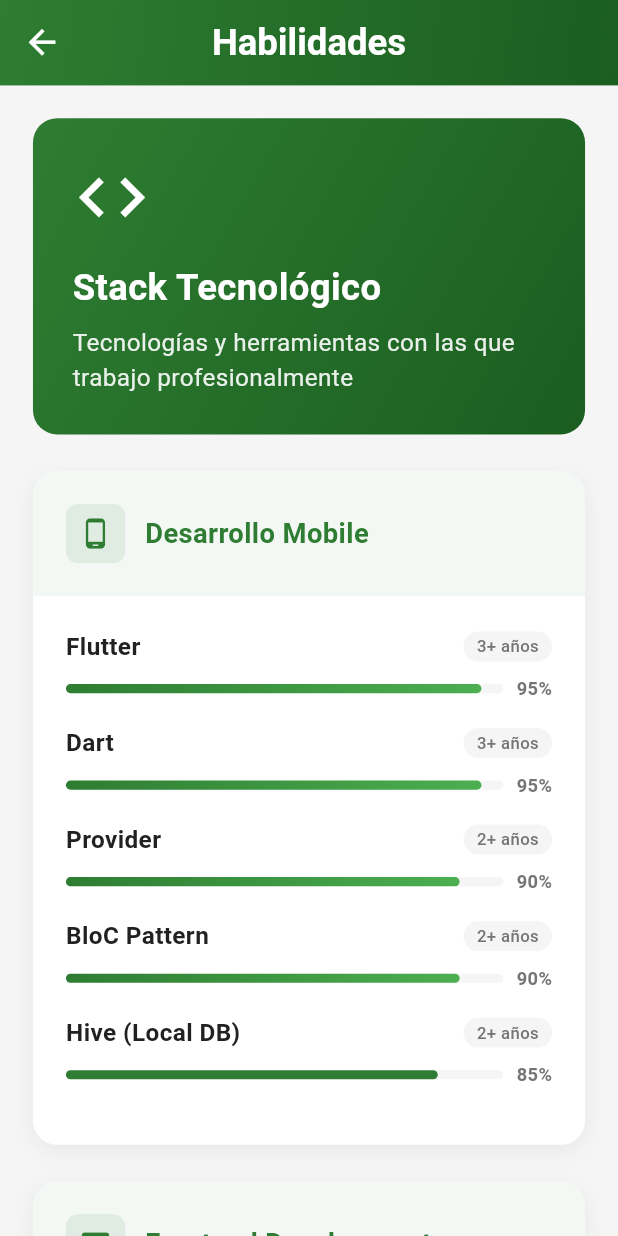
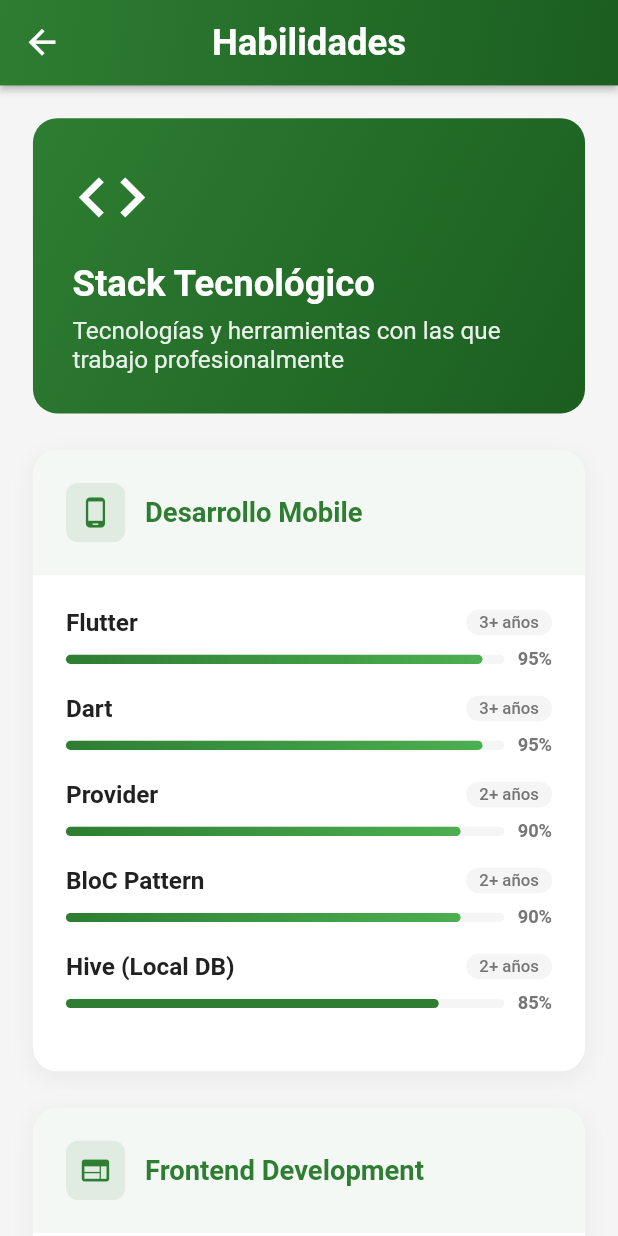
Before and after one commit to Wiirriis/flutter-portfolio, a Flutter app: the screen it shows after launch, after a tap on "Habilidades", on a phone screen of 412 x 824 dp. Run offline on Flutter 3.47's test engine with Material 3 defaults, Android fonts, the light colour scheme and no system bars; our stand-ins replace flutter_screenutil; missing offline and left inert: flutter_pdfview.

Commit message:
Mobile version improves -mobile stable

```diff
--- a/lib/core/theme/text_styles.dart
+++ b/lib/core/theme/text_styles.dart
@@ -7,48 +7,52 @@
   return kIsWeb ? 1.2 : 1.0;
 }
 
+double _ensureMinSize(double size) {
+  return size < 12.0 ? 12.0 : size;
+}
+
 final TextStyle title1 = TextStyle(
-  fontSize: (28.sp * _getWebScale()),
+  fontSize: _ensureMinSize(28.sp * _getWebScale()),
   fontWeight: FontWeight.bold,
   color: textPrimary,
 );
 
 final TextStyle title2 = TextStyle(
-  fontSize: (24.sp * _getWebScale()),
+  fontSize: _ensureMinSize(24.sp * _getWebScale()),
   fontWeight: FontWeight.w600,
   color: textPrimary,
 
 );
 
 final TextStyle title2White = TextStyle(
-  fontSize: (24.sp * _getWebScale()),
+  fontSize: _ensureMinSize(24.sp * _getWebScale()),
   fontWeight: FontWeight.w600,
   color: Colors.white,
 );
 
 final TextStyle subtitle1 = TextStyle(
-  fontSize: (18.sp * _getWebScale()),
+  fontSize: _ensureMinSize(18.sp * _getWebScale()),
   fontWeight: FontWeight.w500,
   color: textPrimary,
 );
 
 final TextStyle subtitle2 = TextStyle(
-  fontSize: (16.sp * _getWebScale()),
+  fontSize: _ensureMinSize(16.sp * _getWebScale()),
   fontWeight: FontWeight.w500,
   color: textSecondary,
 );
 
 final TextStyle body1 = TextStyle(
-  fontSize: (16.sp * _getWebScale()),
+  fontSize: _ensureMinSize(16.sp * _getWebScale()),
   color: textPrimary,
 );
 
 final TextStyle body2 = TextStyle(
-  fontSize: (14.sp * _getWebScale()),
+  fontSize: _ensureMinSize(14.sp * _getWebScale()),
   color: textSecondary,
 );
 
 final TextStyle caption = TextStyle(
-  fontSize: (12.sp * _getWebScale()),
+  fontSize: _ensureMinSize(12.sp * _getWebScale()),
   color: textSecondary,
 );
--- a/lib/main.dart
+++ b/lib/main.dart
@@ -33,6 +33,7 @@
           : const Size(375, 812), // iPhone X dimensions for mobile
       minTextAdapt: true,
       splitScreenMode: true,
+      ensureScreenSize: true,
       builder: (context, child) {
         return MaterialApp(
           title: 'Mi Portafolio',
@@ -64,7 +65,7 @@
                 borderSide: const BorderSide(color: primaryColor, width: 2),
               ),
             ),
-            useMaterial3: true,
+            useMaterial3: false,
           ),
           home: const HomeScreen(),
           routes: {
--- a/lib/widgets/action_button_card.dart
+++ b/lib/widgets/action_button_card.dart
@@ -134,8 +134,8 @@
             mainAxisAlignment: MainAxisAlignment.center,
             children: [
               Container(
-                width: kIsWeb ? 60.w : 48.w,
-                height: kIsWeb ? 60.h : 48.h,
+                width: 48.w,
+                height: 48.h,
                 decoration: BoxDecoration(
                   color: enabled
                       ? (iconColor ?? primaryColor).withOpacity(0.1)
@@ -144,7 +144,7 @@
                 ),
                 child: Icon(
                   icon,
-                  size: kIsWeb ? 30.w : 24.w,
+                  size: 24.w,
                   color: enabled
                       ? (iconColor ?? primaryColor)
                       : textSecondary,
@@ -159,7 +159,7 @@
                   style: subtitle2.copyWith(
                     color: enabled ? textPrimary : textSecondary,
                     fontWeight: FontWeight.w500,
-                    fontSize: kIsWeb ? 18.sp : 14.sp,
+                    fontSize: 14.sp,
                   ),
                   maxLines: 1,
                   overflow: TextOverflow.ellipsis,
```
Also changed, not shown: vercel.json (added).
